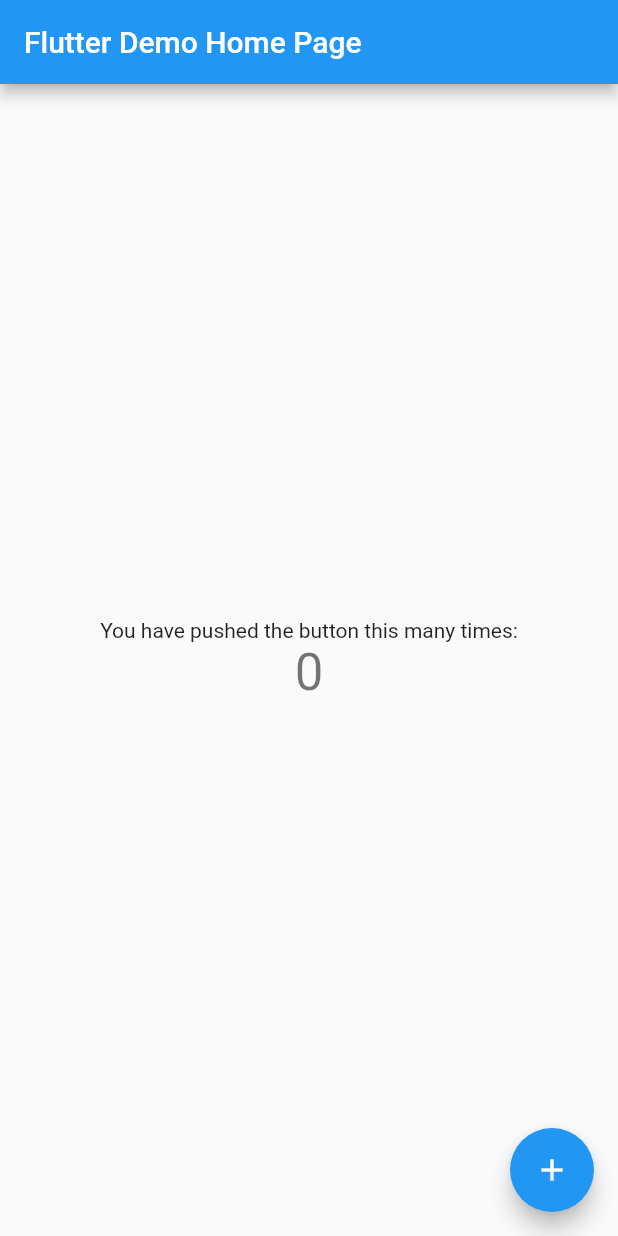
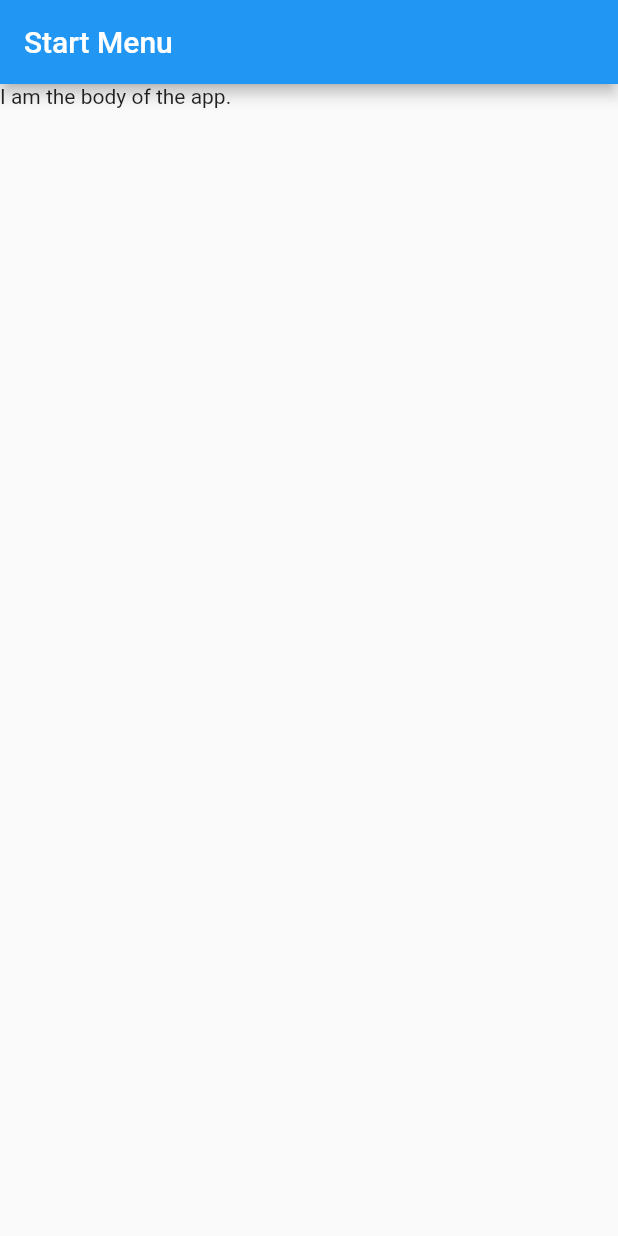
Before and after one commit to julesep3/FlutterExplorationProject, a Flutter app: the screen it shows after launch, on a phone screen of 412 x 824 dp. Run offline on Flutter 3.47's test engine with Material 2 defaults, Android fonts, the phone set to English and light mode, and no system bars.

Commit message:
create start screen

```diff
--- a/lib/main.dart
+++ b/lib/main.dart
@@ -1,113 +1,19 @@
 import 'package:flutter/material.dart';
+import 'package:scratch_project/viewscreen/start_screen.dart';
 
 void main() {
-  runApp(MyApp());
+  runApp(Explore());
 }
 
-class MyApp extends StatelessWidget {
-  // This widget is the root of your application.
+class Explore extends StatelessWidget {
   @override
   Widget build(BuildContext context) {
     return MaterialApp(
-      title: 'Flutter Demo',
-      theme: ThemeData(
-        // This is the theme of your application.
-        //
-        // Try running your application with "flutter run". You'll see the
-        // application has a blue toolbar. Then, without quitting the app, try
-        // changing the primarySwatch below to Colors.green and then invoke
-        // "hot reload" (press "r" in the console where you ran "flutter run",
-        // or simply save your changes to "hot reload" in a Flutter IDE).
-        // Notice that the counter didn't reset back to zero; the application
-        // is not restarted.
-        primarySwatch: Colors.blue,
-      ),
-      home: MyHomePage(title: 'Flutter Demo Home Page'),
+      debugShowCheckedModeBanner: false,
+      initialRoute: StartScreen.routeName,
+      routes: {
+        StartScreen.routeName: (BuildContext context) => StartScreen(),
+      },
     );
   }
 }
-
-class MyHomePage extends StatefulWidget {
-  MyHomePage({Key? key, required this.title}) : super(key: key);
-
-  // This widget is the home page of your application. It is stateful, meaning
-  // that it has a State object (defined below) that contains fields that affect
-  // how it looks.
-
-  // This class is the configuration for the state. It holds the values (in this
-  // case the title) provided by the parent (in this case the App widget) and
-  // used by the build method of the State. Fields in a Widget subclass are
-  // always marked "final".
-
-  final String title;
-
-  @override
-  _MyHomePageState createState() => _MyHomePageState();
-}
-
-class _MyHomePageState extends State<MyHomePage> {
-  int _counter = 0;
-
-  void _incrementCounter() {
-    setState(() {
-      // This call to setState tells the Flutter framework that something has
-      // changed in this State, which causes it to rerun the build method below
-      // so that the display can reflect the updated values. If we changed
-      // _counter without calling setState(), then the build method would not be
-      // called again, and so nothing would appear to happen.
-      _counter++;
-    });
-  }
-
-  @override
-  Widget build(BuildContext context) {
-    // This method is rerun every time setState is called, for instance as done
-    // by the _incrementCounter method above.
-    //
-    // The Flutter framework has been optimized to make rerunning build methods
-    // fast, so that you can just rebuild anything that needs updating rather
-    // than having to individually change instances of widgets.
-    return Scaffold(
-      appBar: AppBar(
-        // Here we take the value from the MyHomePage object that was created by
-        // the App.build method, and use it to set our appbar title.
-        title: Text(widget.title),
-      ),
-      body: Center(
-        // Center is a layout widget. It takes a single child and positions it
-        // in the middle of the parent.
-        child: Column(
-          // Column is also a layout widget. It takes a list of children and
-          // arranges them vertically. By default, it sizes itself to fit its
-          // children horizontally, and tries to be as tall as its parent.
-          //
-          // Invoke "debug painting" (press "p" in the console, choose the
-          // "Toggle Debug Paint" action from the Flutter Inspector in Android
-          // Studio, or the "Toggle Debug Paint" command in Visual Studio Code)
-          // to see the wireframe for each widget.
-          //
-          // Column has various properties to control how it sizes itself and
-          // how it positions its children. Here we use mainAxisAlignment to
-          // center the children vertically; the main axis here is the vertical
-          // axis because Columns are vertical (the cross axis would be
-          // horizontal).
-          mainAxisAlignment: MainAxisAlignment.center,
-          children: <Widget>[
-            Text(
-              'You have pushed the button this many times:',
-            ),
-            Text(
-              '$_counter',
-              style: Theme.of(context).textTheme.headline4,
-            ),
-          ],
-        ),
-      ),
-      floatingActionButton: FloatingActionButton(
-        onPressed: _incrementCounter,
-        tooltip: 'Increment',
-        child: Icon(Icons.add),
-      ), // This trailing comma makes auto-formatting nicer for build methods.
-    );
-  }
-}
--- /dev/null
+++ b/lib/viewscreen/start_screen.dart
@@ -0,0 +1,15 @@
+import 'package:flutter/material.dart';
+
+class StartScreen extends StatelessWidget {
+  static const routeName = '/startScreen';
+
+  @override
+  Widget build(BuildContext context) {
+    return Scaffold(
+      appBar: AppBar(
+        title: Text('Start Menu'),
+      ),
+      body: Text('I am the body of the app.'),
+    );
+  }
+}
```
